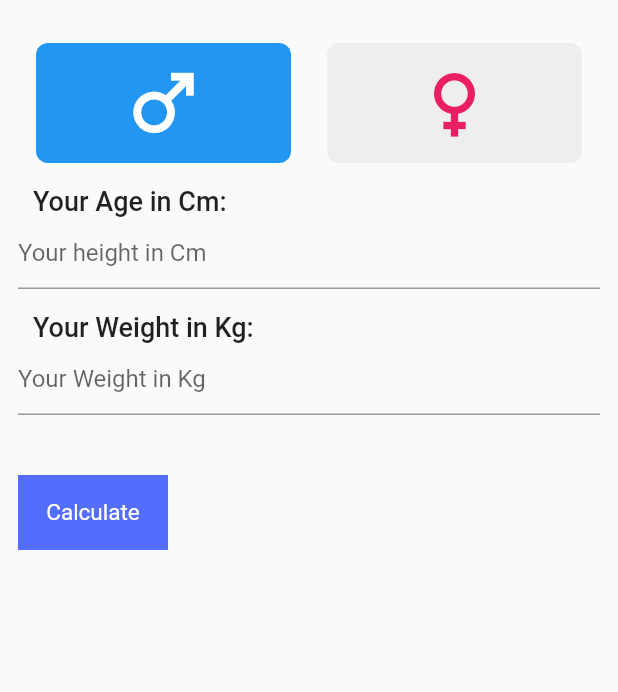
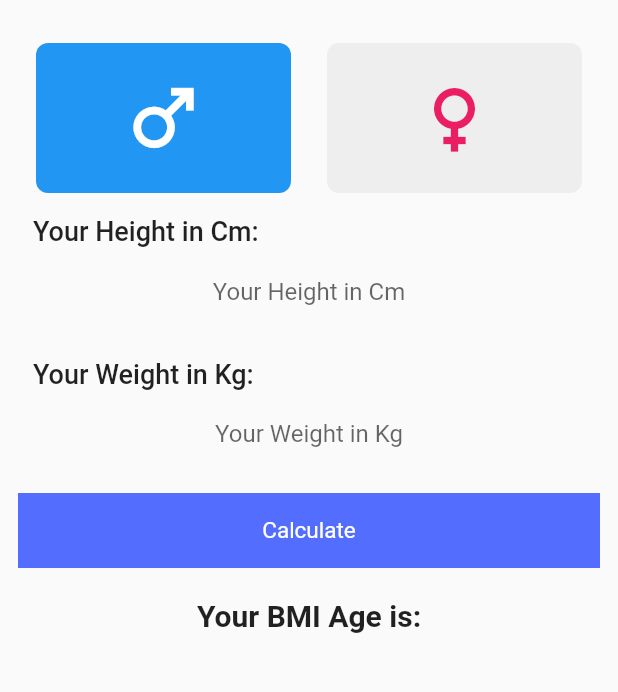
Before and after one commit to SMAmmadAli/BMI-Calculator, a Flutter app: the screen it shows after launch, on a phone screen of 412 x 824 dp, the part 59-751 px from its top. Run offline on Flutter 3.47's test engine with Material 2 defaults, Android fonts, the phone set to English and light mode, and no system bars.

Commit message:
BMI App Completed

```diff
--- a/lib/main.dart
+++ b/lib/main.dart
@@ -14,6 +14,10 @@ class MyApp extends StatefulWidget {
 
 class _MyAppState extends State<MyApp> {
   int currentindex = 0;
+  String result = '';
+
+  TextEditingController heightController = TextEditingController();
+  TextEditingController WeightController = TextEditingController();
   @override
   Widget build(BuildContext context) {
     return MaterialApp(
@@ -49,16 +53,23 @@ class _MyAppState extends State<MyApp> {
                   ]),
                   Container(
                       margin: const EdgeInsets.only(top: 15.0, left: 10.0),
-                      child: const Text("Your Age in Cm:",
+                      child: const Text("Your Height in Cm:",
                           style: TextStyle(
                             fontSize: 18.0,
                             fontWeight: FontWeight.w500,
                           ))),
                   Container(
                       child: TextField(
+                        textAlign: TextAlign.center,
                     keyboardType: TextInputType.number,
+                    controller: heightController,
                     decoration: InputDecoration(
-                        hintText: "Your height in Cm", fillColor: Colors.grey),
+                        hintText: "Your Height in Cm",
+                        fillColor: Colors.grey,
+                        border: OutlineInputBorder(
+                          borderRadius: BorderRadius.circular(8.0),
+                          borderSide: BorderSide.none,
+                        )),
                   )),
                   Container(
                       margin: const EdgeInsets.only(top: 15.0, left: 10.0),
@@ -69,33 +80,69 @@ class _MyAppState extends State<MyApp> {
                           ))),
                   Container(
                       child: TextField(
+                        textAlign: TextAlign.center,
                     keyboardType: TextInputType.number,
+                    controller: WeightController,
                     decoration: InputDecoration(
-                        hintText: "Your Weight in Kg", fillColor: Colors.grey),
+                        hintText: "Your Weight in Kg",
+                        fillColor: Colors.grey,
+                        border: OutlineInputBorder(
+                          borderRadius: BorderRadius.circular(8.0),
+                          borderSide: BorderSide.none,
+                        )),
                   )),
                   InkWell(
-                    onTap: (){},
+                    onTap: (){
+                      double height = double.parse(heightController.value.text);
+                      double weight = double.parse(WeightController.value.text);
+                      calculateBmi(height, weight);
+                    },
                     child: AnimatedContainer(
-                      margin: EdgeInsets.only(top: 40.0),
+                      margin: EdgeInsets.only(top: 10.0),
                       alignment: Alignment.center,
                       height: 50.0,
-                      width: 100.0,
+                      width: double.infinity,
                       color: Colors.indigoAccent,
                       duration: Duration(seconds: 1),
-                      child: Text("Calculate",
+                      child: const Text("Calculate",
                                 style: TextStyle(
                                   color: Colors.white,
                                   fontSize: 15,
                                   fontWeight: FontWeight.w400
                                   ),
-                      ),
-                    ),
-                  )
+                      ))),
+                 const SizedBox(height: 20.0),
+                  Container(
+                    width: double.infinity,
+                    child: Text(
+                      "Your BMI Age is:",
+                      textAlign: TextAlign.center,
+                      style: TextStyle(
+                        fontSize: 20,
+                        fontWeight: FontWeight.bold,
+                      ))),
+                  Container(
+                    width: double.infinity,
+                    child: Text(
+                      "$result",
+                      textAlign: TextAlign.center,
+                      style: TextStyle(
+                        fontSize: 20,
+                        fontWeight: FontWeight.bold,
+                      )))
                 ],
               ),
             ),
           )),
     );
+  }
+
+  void calculateBmi(double height, double weight){
+    double finalresult = weight / (height * height / 10000 );
+    String bmi = finalresult.toStringAsFixed(2);
+    setState(() {
+      result = bmi;
+    });
   }
 
   void changeIndex(int index) {
@@ -113,7 +160,7 @@ class _MyAppState extends State<MyApp> {
         changeIndex(index);
       },
       child: AnimatedContainer(
-        height: 80.0,
+        height: 100.0,
         margin: const EdgeInsets.symmetric(horizontal: 12.0),
         duration: const Duration(seconds: 1),
         decoration: BoxDecoration(
```
